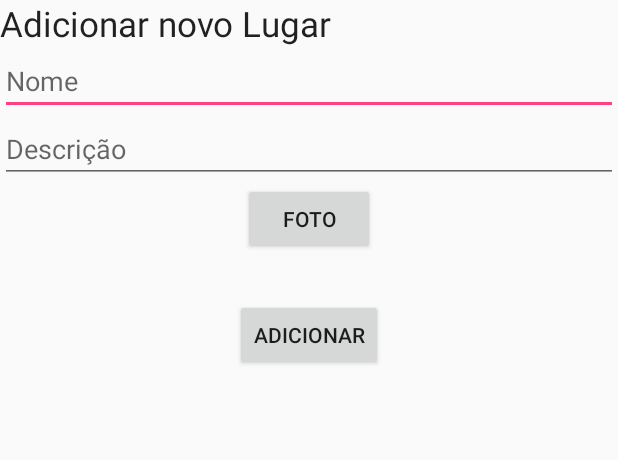
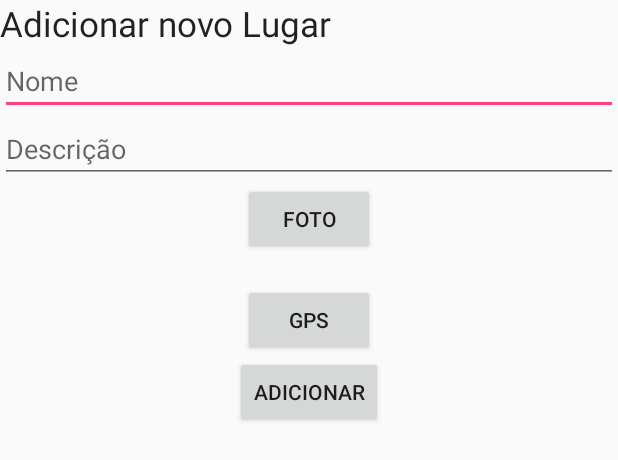
Before and after one commit to evangelistajp/PDM20161, an Android app: the layout activity_add.xml on its own in the app's theme, with its tools: preview values and no code run, on a phone screen of 412 x 824 dp. Shown: the top 460 px of the screen. Run offline under Robolectric (Android 15) with nearby library versions, the light colour scheme and no system bars.

Commit message:
versao com GPS

```diff
--- a/MyPlace/app/src/main/AndroidManifest.xml
+++ b/MyPlace/app/src/main/AndroidManifest.xml
@@ -1,6 +1,9 @@
 <?xml version="1.0" encoding="utf-8"?>
 <manifest xmlns:android="http://schemas.android.com/apk/res/android"
     package="com.example.evangelista.myplace">
+
+    <uses-permission android:name="android.permission.ACCESS_FINE_LOCATION" />
+    <uses-permission android:name="android.permission.ACCESS_COARSE_LOCATION" />
 
     <application
         android:allowBackup="true"
--- a/MyPlace/app/src/main/res/layout/activity_add.xml
+++ b/MyPlace/app/src/main/res/layout/activity_add.xml
@@ -40,13 +40,19 @@
         android:layout_height="wrap_content"
         android:layout_gravity="center_horizontal"/>
 
+    <!--android:text="Localização" -->
     <TextView
     android:layout_width="wrap_content"
     android:layout_height="wrap_content"
-    android:textAppearance="?android:attr/textAppearanceLarge"
-    android:id="@+id/textView2"
+    android:id="@+id/tv_add_gps"
     android:layout_gravity="center_horizontal"/>
-    <!--android:text="Localização" -->
+
+    <Button
+        android:id="@+id/btn_add_gps"
+        android:layout_width="wrap_content"
+        android:layout_height="wrap_content"
+        android:text="GPS"
+        android:layout_gravity="center_horizontal" />
 
     <Button
         android:layout_width="wrap_content"
--- a/MyPlace/build.gradle
+++ b/MyPlace/build.gradle
@@ -5,7 +5,7 @@ buildscript {
         jcenter()
     }
     dependencies {
-        classpath 'com.android.tools.build:gradle:2.1.0'
+        classpath 'com.android.tools.build:gradle:2.1.2'
 
         // NOTE: Do not place your application dependencies here; they belong
         // in the individual module build.gradle files
```
Also changed, not shown: MyPlace/app/src/main/java/com/example/evangelista/myplace/AddActivity.java (+72 -4 lines), MyPlace/app/src/main/java/com/example/evangelista/myplace/MainActivity.java (+5 -2 lines), MyPlace/app/src/main/java/com/example/evangelista/myplace/Place.java (+12 -1 lines).
